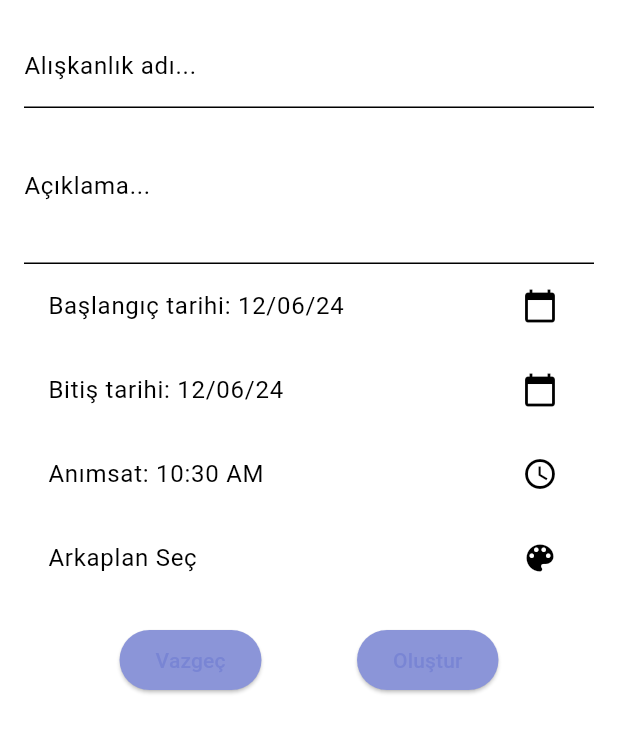
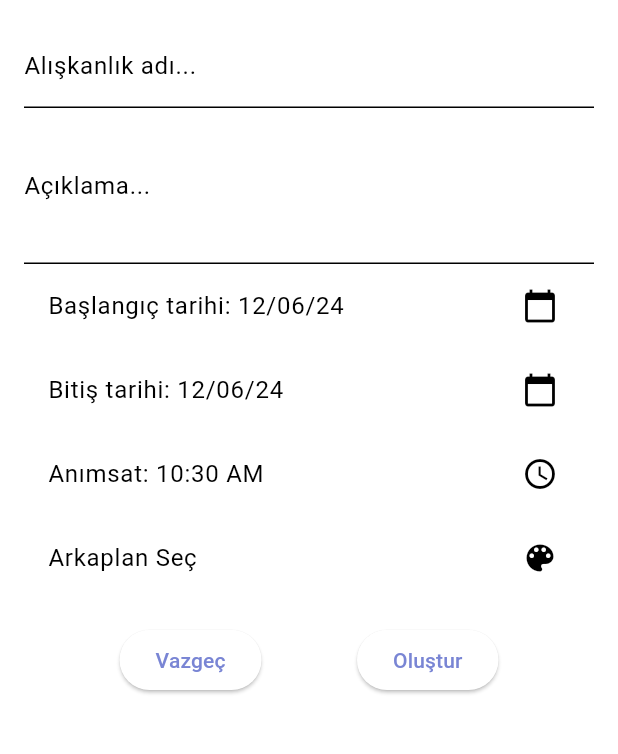
Before and after one commit to developerburakgul/livelife, a Flutter app: the HabitCreateView screen opened directly with empty values, on a phone screen of 412 x 824 dp, the part 84-838 px from its top. Run offline on Flutter 3.47's test engine with Material 3 defaults, Android fonts, the phone set to English and light mode, and no system bars; our stand-ins replace cloud_firestore, firebase_auth, firebase_core, firebase_storage, flutter_colorpicker, fluttertoast and 3 more; accounts and stored records are empty.

Commit message:
feat: Update button styles in HabitCreateView and HabitEditView
The button styles in HabitCreateView and HabitEditView have been updated to use a white background color. This improves the overall visual consistency of the app.

```diff
--- a/lib/Views/Screens/HabitCreateView.dart
+++ b/lib/Views/Screens/HabitCreateView.dart
@@ -81,16 +81,14 @@ class HabitCreateView extends StatelessWidget {
                   ElevatedButton(
                     onPressed: onCancel,
                     child: Text('Vazgeç'),
-                    style: ElevatedButton.styleFrom(
-                        backgroundColor:
-                            Theme.of(context).colorScheme.secondary),
+                    style:
+                        ElevatedButton.styleFrom(backgroundColor: Colors.white),
                   ),
                   ElevatedButton(
                     onPressed: onSave,
                     child: Text('Oluştur'),
-                    style: ElevatedButton.styleFrom(
-                        backgroundColor:
-                            Theme.of(context).colorScheme.secondary),
+                    style:
+                        ElevatedButton.styleFrom(backgroundColor: Colors.white),
                   ),
                 ],
               ),
--- a/lib/Views/Screens/HabitEditView.dart
+++ b/lib/Views/Screens/HabitEditView.dart
@@ -38,8 +38,8 @@ class HabitEditView extends StatelessWidget {
         ),
         title: Text('Yeni Alışkanlık Oluştur'),
       ),
-body: SafeArea(
-  child: SingleChildScrollView(
+      body: SafeArea(
+        child: SingleChildScrollView(
           child: Padding(
             padding: EdgeInsets.all(16.0),
             child: Column(
@@ -87,10 +87,14 @@ body: SafeArea(
                     ElevatedButton(
                       onPressed: onCancel,
                       child: Text('Vazgeç'),
+                      style: ElevatedButton.styleFrom(
+                          backgroundColor: Colors.white),
                     ),
                     ElevatedButton(
                       onPressed: onSave,
                       child: Text('Kaydet'),
+                      style: ElevatedButton.styleFrom(
+                          backgroundColor: Colors.white),
                     ),
                   ],
                 ),
@@ -98,7 +102,7 @@ body: SafeArea(
             ),
           ),
         ),
-),
+      ),
     );
   }
 }
--- a/lib/themes/dark_theme.dart
+++ b/lib/themes/dark_theme.dart
@@ -3,17 +3,15 @@ import 'package:flutter_colorpicker/flutter_colorpicker.dart';
 
 final ThemeData darkTheme = ThemeData(
   brightness: Brightness.dark,
-// primarySwatch: Colors.black,
   colorScheme: ColorScheme.dark(
-background: Colors.grey[850]!,
+    background: Colors.grey[850]!,
     primary: colorFromHex('#392465')!,
     secondary: Colors.white,
     tertiary: colorFromHex('#51286a')!,
   ),
   visualDensity: VisualDensity.adaptivePlatformDensity,
   appBarTheme: AppBarTheme(
-color: Colors.grey[900]!,
+    color: Colors.grey[900]!,
   ),
   // Diğer dark theme özelleştirmeleri
 );
-// betul@gmail.com
```
Also changed, not shown: lib/main.dart (+0 -11 lines), lib/themes/light_theme.dart (+2 -15 lines), lib/themes/app_theme.dart (line endings or trailing spaces).
